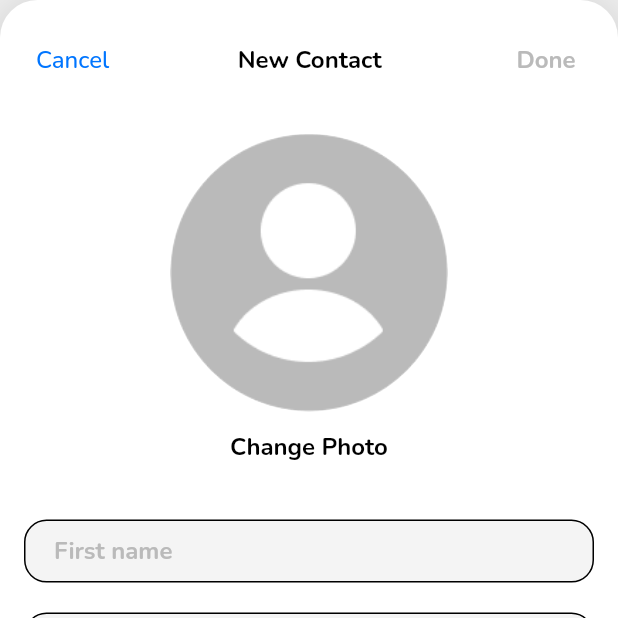
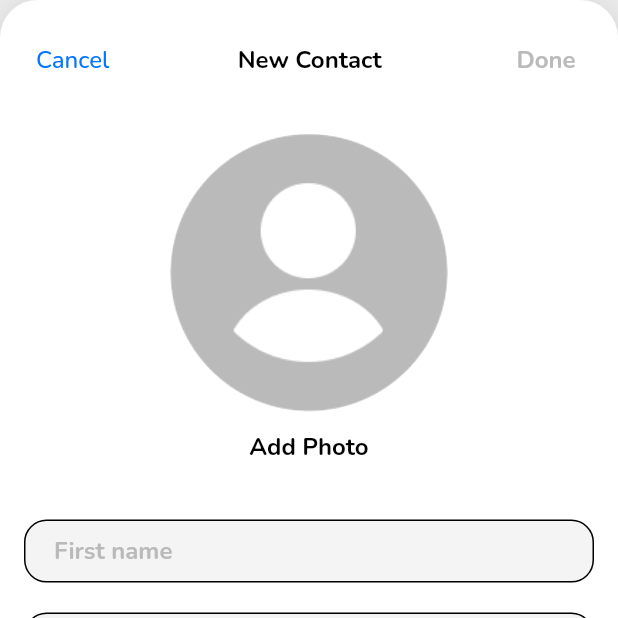
Before and after one commit to tezcanburak/nexoft, a Flutter app: the screen it shows after launch, after a tap on an icon or button, on a phone screen of 412 x 824 dp, the top half of it. Run offline on Flutter 3.47's test engine with Material 2 defaults, Android fonts, the phone set to English and light mode, and no system bars; our stand-ins replace bloc, dio, equatable, flutter_bloc, flutter_svg, google_fonts and 3 more; generated files the repository leaves out were written again; network calls fail.

Commit message:
Last Update BugFix => 1. TextOverFlow in home_form.dart 2. resizeToAvoidBottomInset in upsert_user_form.dart && upsert_user_page.dart

```diff
--- a/lib/pages/home/view/home_form.dart
+++ b/lib/pages/home/view/home_form.dart
@@ -255,7 +255,10 @@ class _EachNameAndPhoneNumberTexts extends StatelessWidget {
 
   @override
   Widget build(BuildContext context) {
-    return Column(
+    return SizedBox(
+      /// This width is used for TextOverFlow
+      width: ScreenUtil.getScreenSize().width - 144,
+      child: Column(
         crossAxisAlignment: CrossAxisAlignment.start,
         children: [
           /// Top Padding
@@ -284,6 +287,7 @@ class _EachNameAndPhoneNumberTexts extends StatelessWidget {
           /// Bottom Padding
           const SizedBox(height: 13),
         ],
+      ),
     );
   }
 }
--- a/lib/pages/upsert_user/view/upsert_user_form.dart
+++ b/lib/pages/upsert_user/view/upsert_user_form.dart
@@ -57,6 +57,15 @@ class UpsertUserForm extends StatelessWidget {
               crossAxisAlignment: CrossAxisAlignment.stretch,
               children: [
                 _CancelEditDoneButtons(),
+
+                /// This extra column was written to be able to see the phoneNumber TextFormField when the keyboard is open.
+                Expanded(
+                  child: SingleChildScrollView(
+                    child: Column(
+                      mainAxisSize: MainAxisSize.min,
+                      mainAxisAlignment: MainAxisAlignment.start,
+                      crossAxisAlignment: CrossAxisAlignment.stretch,
+                      children: [
                         const SizedBox(height: 25),
                         _UserPhoto(),
                         _AddChangePhotoButton(),
@@ -67,7 +76,10 @@ class UpsertUserForm extends StatelessWidget {
                         if ((isUpdate && isEditable) || (!isUpdate && !isEditable)) const SizedBox(height: 20),
                         _PhoneNumber(),
                         if ((isUpdate && !isEditable) || (!isUpdate && state.createStatus == Status.success && !isEditable)) _DeleteButton(),
-                const Spacer(),
+                      ],
+                    ),
+                  ),
+                ),
               ],
             ),
           );
@@ -209,6 +221,11 @@ class _AddChangePhotoButtonState extends State<_AddChangePhotoButton> {
   @override
   Widget build(BuildContext context) {
     return BlocBuilder<HomeCubit, HomeState>(
+      buildWhen: (prev, curr) =>
+          prev.isUpdate != curr.isUpdate ||
+          prev.createStatus != curr.createStatus ||
+          prev.image != curr.image ||
+          prev.selectedUser.profileImageUrl != curr.selectedUser.profileImageUrl,
       builder: (context, state) {
         var isUpdate = state.isUpdate;
         return Row(
@@ -319,7 +336,7 @@ class _AddChangePhotoButtonState extends State<_AddChangePhotoButton> {
               child: Text(
                 (isUpdate && state.selectedUser.profileImageUrl == null) ||
                         (!isUpdate &&
-                            ((state.createStatus == Status.idle && state.image == null) ||
+                            ((state.createStatus == Status.idle && (state.image == null || (state.image != null && state.image!.path.isEmpty))) ||
                                 (state.createStatus == Status.success && state.selectedUser.profileImageUrl == null)))
                     ? AppLocalizations.of(context)!.addPhoto
                     : AppLocalizations.of(context)!.changePhoto,
--- a/lib/pages/upsert_user/view/upsert_user_page.dart
+++ b/lib/pages/upsert_user/view/upsert_user_page.dart
@@ -13,7 +13,6 @@ class UpsertUserPage extends StatelessWidget {
   @override
   Widget build(BuildContext context) {
     return Scaffold(
-      resizeToAvoidBottomInset: false,
       appBar: PreferredSize(
         preferredSize: Size.zero,
         child: AppBar(),
```
Lines whose indentation alone changed are shown as unchanged.
